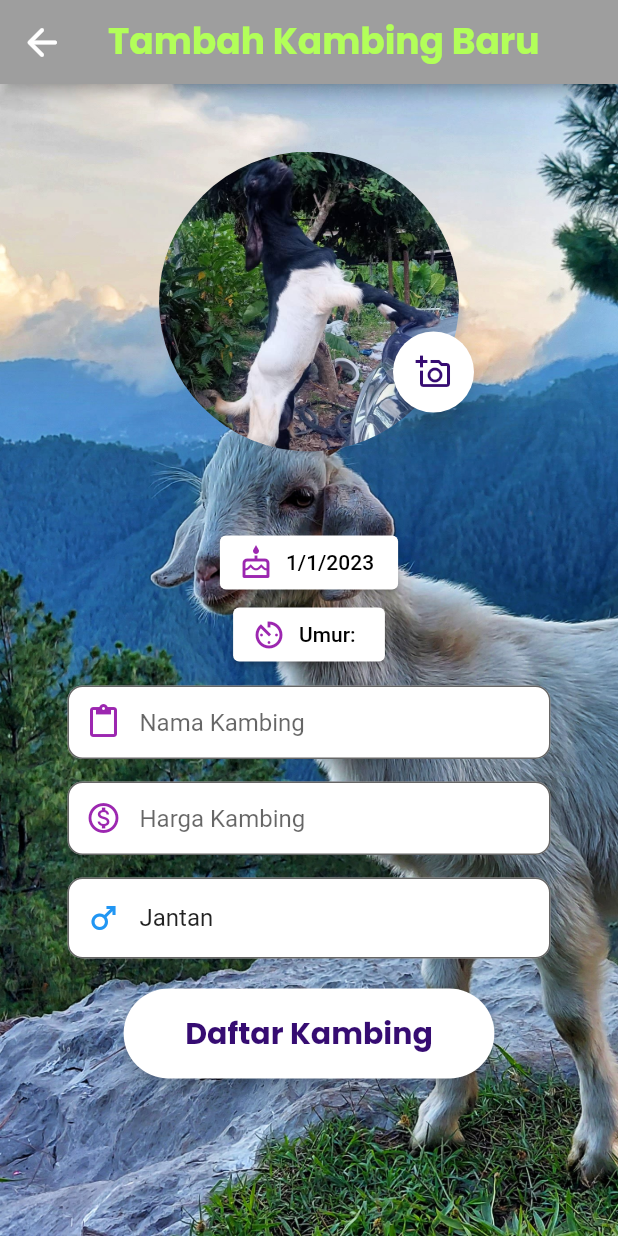
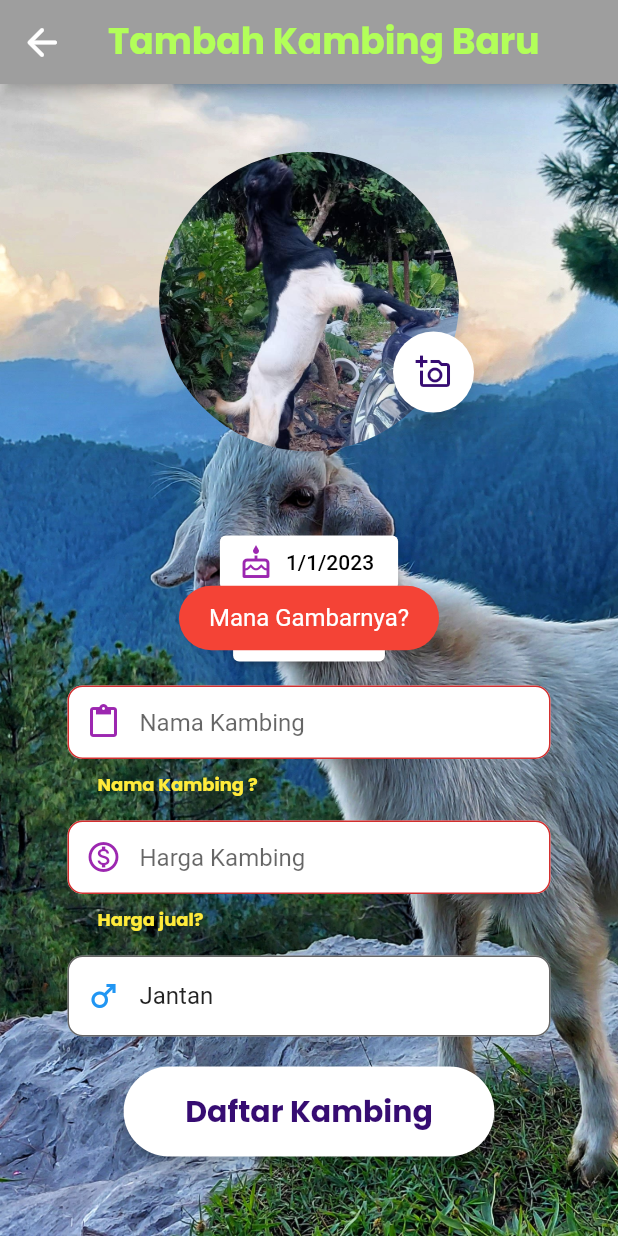
Before and after one commit to datsabahandude/kambing_padula, a Flutter app: the add_goat screen opened directly, after a tap on "Daftar Kambing", on a phone screen of 412 x 824 dp. Run offline on Flutter 3.47's test engine with Material 2 defaults, Android fonts, the phone set to English and light mode, and no system bars; our stand-ins replace fluttertoast, google_fonts, hive, hive_flutter, image_picker; accounts and stored records are empty; generated files the repository leaves out were written again.

Commit message:
[hive in progress] #7

```diff
--- a/lib/add_kambing/add_goat.dart
+++ b/lib/add_kambing/add_goat.dart
@@ -2,11 +2,11 @@ import 'dart:io';
 import 'package:flutter/material.dart';
 import 'package:flutter/services.dart';
 import 'package:google_fonts/google_fonts.dart';
-import 'package:hive_flutter/hive_flutter.dart';
+import 'package:kambing_padula/add_kambing/boxes.dart';
+import 'package:kambing_padula/add_kambing/kambing.dart';
 import 'package:kambing_padula/add_kambing/kambing_list.dart';
 import 'package:image_picker/image_picker.dart';
 import 'package:fluttertoast/fluttertoast.dart';
-// import 'package:shared_preferences/shared_preferences.dart';
 
 class add_goat extends StatefulWidget {
   const add_goat({Key? key}) : super(key: key);
@@ -26,30 +26,13 @@ class _add_goatState extends State<add_goat> with SingleTickerProviderStateMixin
   final namaEditingController = new TextEditingController();
   final hargaEditingController = new TextEditingController();
   File? image;
-  // UploadTask? uploadTask;
   String? url;
-  // String name = '';
-  // late SharedPreferences prefs;
-  final _box = Hive.box('mybox');
-  void writeData() {
-    _box.put(1, _selectedVal);
-  }
 
   @override
   void initState() {
     super.initState();
-  //   init();
-  // }
-  // Future init() async {
-  //   prefs = await SharedPreferences.getInstance();
-  //   String? name = prefs.getString('name');
-  //   if (name == null) return;
-  //   setState(() => this.name = name);
   }
-  // Future<void> setNotesData(noteValue) async{
-  //   final SharedPreferences pref = await SharedPreferences.getInstance();
-  //   pref.setString('nameKey', noteValue);
-  // }
+
   Future _pickImageCamera() async{
     try{
       final image = await ImagePicker().pickImage(source: ImageSource.camera);
@@ -74,6 +57,7 @@ class _add_goatState extends State<add_goat> with SingleTickerProviderStateMixin
     }
     Navigator.of(context).pop();
   }
+
   Widget build(BuildContext context) {
 
     final namaField = TextFormField(
@@ -321,13 +305,10 @@ class _add_goatState extends State<add_goat> with SingleTickerProviderStateMixin
                       child: MaterialButton(
                         padding: EdgeInsets.fromLTRB(20, 15, 20, 15),
                         minWidth: MediaQuery.of(context).size.width * 0.6,
-                        onPressed: writeData,
-                            /*() async {
+                        onPressed:() async {
                           if ((_formkey.currentState!.validate())&& image != null) {
                             _formkey.currentState!.save();
-                          // prefs.setString('name', 'ehe');
-                          //   setNotesData(namaEditingController.text);
-                            _box.put(1, [_selectedVal]);
+                            addKambing();
                             Fluttertoast.showToast(
                                 msg: "Daftar Berjaya!", toastLength: Toast.LENGTH_SHORT,
                                 gravity: ToastGravity.CENTER,
@@ -345,7 +326,7 @@ class _add_goatState extends State<add_goat> with SingleTickerProviderStateMixin
                                 textColor: Colors.white,
                                 fontSize: 16.0);
                           }
-                        },*/
+                        },
                         child: Text(
                           "Daftar Kambing",
                           textAlign: TextAlign.center,
@@ -370,4 +351,15 @@ class _add_goatState extends State<add_goat> with SingleTickerProviderStateMixin
       ),
     );
   }
+  Future addKambing() async{
+    final kambing = Kambing()
+      ..image = image as String
+      ..date = datenow
+      ..age = umur
+      ..name = namaEditingController.text
+      ..price = hargaEditingController.text
+      ..gender = _selectedVal!;
+    final box = Boxes.getKambings();
+    box.add(kambing);
+  }
 }
--- /dev/null
+++ b/lib/add_kambing/boxes.dart
@@ -0,0 +1,7 @@
+import 'package:hive/hive.dart';
+import 'kambing.dart';
+
+class Boxes {
+  static Box<Kambing> getKambings() =>
+      Hive.box<Kambing>('kambings');
+}
--- /dev/null
+++ b/lib/add_kambing/kambing.dart
@@ -0,0 +1,17 @@
+import 'package:hive/hive.dart';
+part 'kambing.g.dart';
+@HiveType(typeId: 0)
+class Kambing extends HiveObject{
+  @HiveField(0)
+  late String image;
+  @HiveField(1)
+  late DateTime date;
+  @HiveField(2)
+  late String age;
+  @HiveField(3)
+  late String name;
+  @HiveField(4)
+  late String price;
+  @HiveField(5)
+  late String gender;
+}
```
Also changed, not shown: lib/main.dart (+6 -6 lines), lib/utils/user_simple_preferences.dart (deleted, +0 -13 lines).
